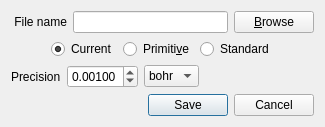
First picture: the form in dialogs/writedialog.ui, repository piti-diablotin/qAgate, before the edit.
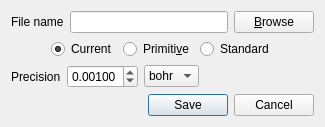
Second picture: the form after the edit.

```diff
--- a/dialogs/writedialog.ui
+++ b/dialogs/writedialog.ui
@@ -35,7 +35,7 @@
       <item>
        <widget class="QLabel" name="filenameLabel">
         <property name="text">
-         <string> File name</string>
+         <string>File name</string>
         </property>
        </widget>
       </item>
```
